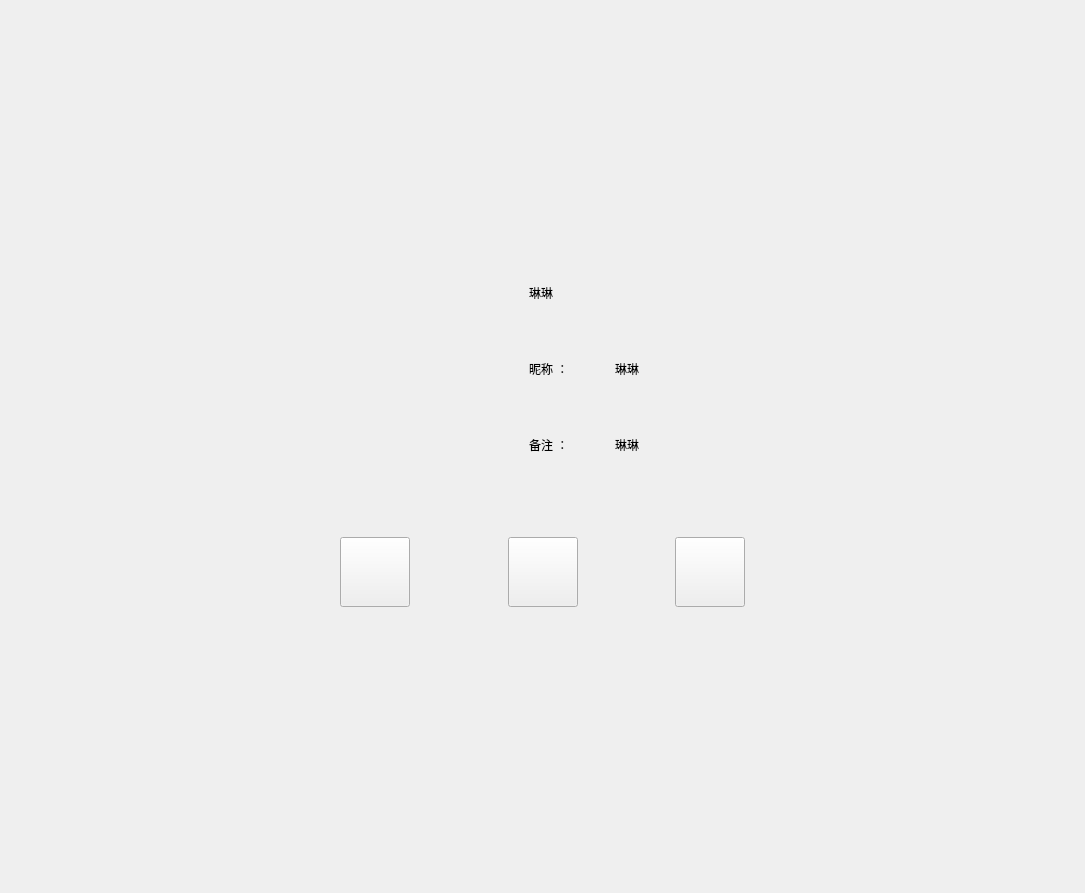
Qt form client/dialogs/friendinfopage.ui (yrc920/xiguchat) before a commit.
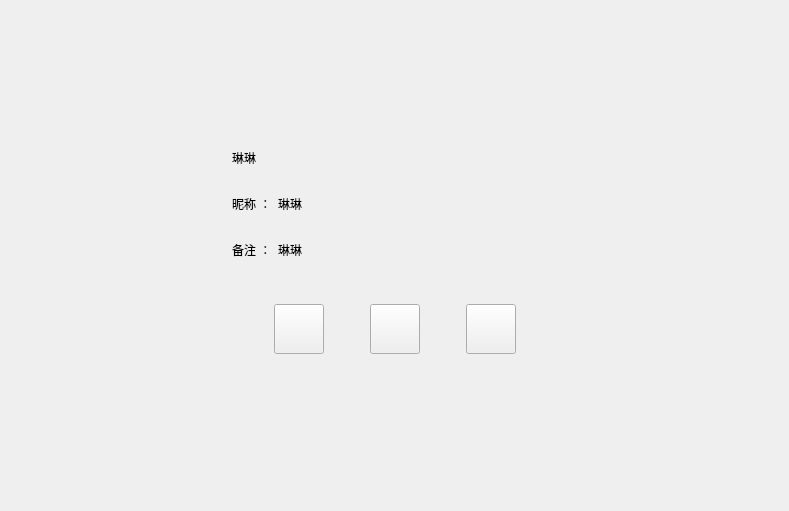
The same form after that commit. Custom widgets are drawn as their Qt base class.

Patch:
```diff
--- a/client/dialogs/friendinfopage.ui
+++ b/client/dialogs/friendinfopage.ui
@@ -6,8 +6,8 @@
    <rect>
     <x>0</x>
     <y>0</y>
-    <width>1085</width>
-    <height>893</height>
+    <width>789</width>
+    <height>511</height>
    </rect>
   </property>
   <property name="windowTitle">
@@ -15,41 +15,41 @@
   </property>
   <layout class="QVBoxLayout" name="verticalLayout">
    <property name="spacing">
-    <number>30</number>
+    <number>7</number>
    </property>
    <property name="leftMargin">
-    <number>240</number>
+    <number>120</number>
    </property>
    <property name="topMargin">
-    <number>240</number>
+    <number>120</number>
    </property>
    <property name="rightMargin">
-    <number>240</number>
+    <number>120</number>
    </property>
    <property name="bottomMargin">
-    <number>240</number>
+    <number>120</number>
    </property>
    <item>
     <widget class="QWidget" name="widget" native="true">
      <layout class="QHBoxLayout" name="horizontalLayout">
       <property name="spacing">
-       <number>80</number>
+       <number>7</number>
       </property>
       <property name="leftMargin">
-       <number>50</number>
+       <number>11</number>
       </property>
       <item>
        <widget class="QLabel" name="icon_lb">
         <property name="minimumSize">
          <size>
-          <width>150</width>
-          <height>150</height>
+          <width>85</width>
+          <height>85</height>
          </size>
         </property>
         <property name="maximumSize">
          <size>
-          <width>130</width>
-          <height>130</height>
+          <width>85</width>
+          <height>85</height>
          </size>
         </property>
         <property name="text">
@@ -65,13 +65,13 @@
            <property name="minimumSize">
             <size>
              <width>0</width>
-             <height>70</height>
+             <height>40</height>
             </size>
            </property>
            <property name="maximumSize">
             <size>
              <width>16777215</width>
-             <height>70</height>
+             <height>40</height>
             </size>
            </property>
            <layout class="QHBoxLayout" name="horizontalLayout_2">
@@ -91,7 +91,7 @@
              <widget class="QLabel" name="name_lb">
               <property name="minimumSize">
                <size>
-                <width>60</width>
+                <width>40</width>
                 <height>0</height>
                </size>
               </property>
@@ -125,6 +125,19 @@
               </property>
              </widget>
             </item>
+            <item>
+             <spacer name="horizontalSpacer_2">
+              <property name="orientation">
+               <enum>Qt::Horizontal</enum>
+              </property>
+              <property name="sizeHint" stdset="0">
+               <size>
+                <width>40</width>
+                <height>20</height>
+               </size>
+              </property>
+             </spacer>
+            </item>
            </layout>
           </widget>
          </item>
@@ -133,13 +146,13 @@
            <property name="minimumSize">
             <size>
              <width>0</width>
-             <height>70</height>
+             <height>40</height>
             </size>
            </property>
            <property name="maximumSize">
             <size>
              <width>16777215</width>
-             <height>70</height>
+             <height>40</height>
             </size>
            </property>
            <layout class="QHBoxLayout" name="horizontalLayout_3">
@@ -159,14 +172,14 @@
              <widget class="QLabel" name="nick_tip">
               <property name="minimumSize">
                <size>
-                <width>80</width>
-                <height>0</height>
+                <width>0</width>
+                <height>30</height>
                </size>
               </property>
               <property name="maximumSize">
                <size>
-                <width>80</width>
-                <height>16777215</height>
+                <width>50</width>
+                <height>30</height>
                </size>
               </property>
               <property name="text">
@@ -176,11 +189,30 @@
             </item>
             <item>
              <widget class="QLabel" name="nick_lb">
+              <property name="maximumSize">
+               <size>
+                <width>16777215</width>
+                <height>16777215</height>
+               </size>
+              </property>
               <property name="text">
                <string>琳琳</string>
               </property>
              </widget>
             </item>
+            <item>
+             <spacer name="horizontalSpacer">
+              <property name="orientation">
+               <enum>Qt::Horizontal</enum>
+              </property>
+              <property name="sizeHint" stdset="0">
+               <size>
+                <width>40</width>
+                <height>20</height>
+               </size>
+              </property>
+             </spacer>
+            </item>
            </layout>
           </widget>
          </item>
@@ -189,13 +221,13 @@
            <property name="minimumSize">
             <size>
              <width>0</width>
-             <height>70</height>
+             <height>40</height>
             </size>
            </property>
            <property name="maximumSize">
             <size>
              <width>16777215</width>
-             <height>70</height>
+             <height>40</height>
             </size>
            </property>
            <layout class="QHBoxLayout" name="horizontalLayout_4">
@@ -215,14 +247,14 @@
              <widget class="QLabel" name="bak_tip">
               <property name="minimumSize">
                <size>
-                <width>80</width>
-                <height>0</height>
+                <width>0</width>
+                <height>30</height>
                </size>
               </property>
               <property name="maximumSize">
                <size>
-                <width>80</width>
-                <height>16777215</height>
+                <width>50</width>
+                <height>30</height>
                </size>
               </property>
               <property name="text">
@@ -232,11 +264,36 @@
             </item>
             <item>
              <widget class="QLabel" name="bak_lb">
+              <property name="minimumSize">
+               <size>
+                <width>0</width>
+                <height>0</height>
+               </size>
+              </property>
+              <property name="maximumSize">
+               <size>
+                <width>16777215</width>
+                <height>16777215</height>
+               </size>
+              </property>
               <property name="text">
                <string>琳琳</string>
               </property>
              </widget>
             </item>
+            <item>
+             <spacer name="horizontalSpacer_7">
+              <property name="orientation">
+               <enum>Qt::Horizontal</enum>
+              </property>
+              <property name="sizeHint" stdset="0">
+               <size>
+                <width>40</width>
+                <height>20</height>
+               </size>
+              </property>
+             </spacer>
+            </item>
            </layout>
           </widget>
          </item>
@@ -266,19 +323,25 @@
        <widget class="ClickedBtn" name="msg_chat">
         <property name="minimumSize">
          <size>
-          <width>70</width>
-          <height>70</height>
+          <width>50</width>
+          <height>50</height>
          </size>
         </property>
         <property name="maximumSize">
          <size>
-          <width>70</width>
-          <height>70</height>
+          <width>50</width>
+          <height>50</height>
          </size>
         </property>
         <property name="text">
          <string/>
         </property>
+        <property name="iconSize">
+         <size>
+          <width>16</width>
+          <height>16</height>
+         </size>
+        </property>
        </widget>
       </item>
       <item>
@@ -287,7 +350,7 @@
          <enum>Qt::Horizontal</enum>
         </property>
         <property name="sizeType">
-         <enum>QSizePolicy::Expanding</enum>
+         <enum>QSizePolicy::Fixed</enum>
         </property>
         <property name="sizeHint" stdset="0">
          <size>
@@ -301,19 +364,25 @@
        <widget class="ClickedBtn" name="voice_chat">
         <property name="minimumSize">
          <size>
-          <width>70</width>
-          <height>70</height>
+          <width>50</width>
+          <height>50</height>
          </size>
         </property>
         <property name="maximumSize">
          <size>
-          <width>70</width>
-          <height>70</height>
+          <width>50</width>
+          <height>50</height>
          </size>
         </property>
         <property name="text">
          <string/>
         </property>
+        <property name="iconSize">
+         <size>
+          <width>16</width>
+          <height>16</height>
+         </size>
+        </property>
        </widget>
       </item>
       <item>
@@ -322,7 +391,7 @@
          <enum>Qt::Horizontal</enum>
         </property>
         <property name="sizeType">
-         <enum>QSizePolicy::Expanding</enum>
+         <enum>QSizePolicy::Fixed</enum>
         </property>
         <property name="sizeHint" stdset="0">
          <size>
@@ -336,19 +405,25 @@
        <widget class="ClickedBtn" name="video_chat">
         <property name="minimumSize">
          <size>
-          <width>70</width>
-          <height>70</height>
+          <width>50</width>
+          <height>50</height>
          </size>
         </property>
         <property name="maximumSize">
          <size>
-          <width>70</width>
-          <height>70</height>
+          <width>50</width>
+          <height>50</height>
          </size>
         </property>
         <property name="text">
          <string/>
         </property>
+        <property name="iconSize">
+         <size>
+          <width>16</width>
+          <height>16</height>
+         </size>
+        </property>
        </widget>
       </item>
       <item>
```
Left out of the diff: 2 changed lines with no effect on the pictures.
